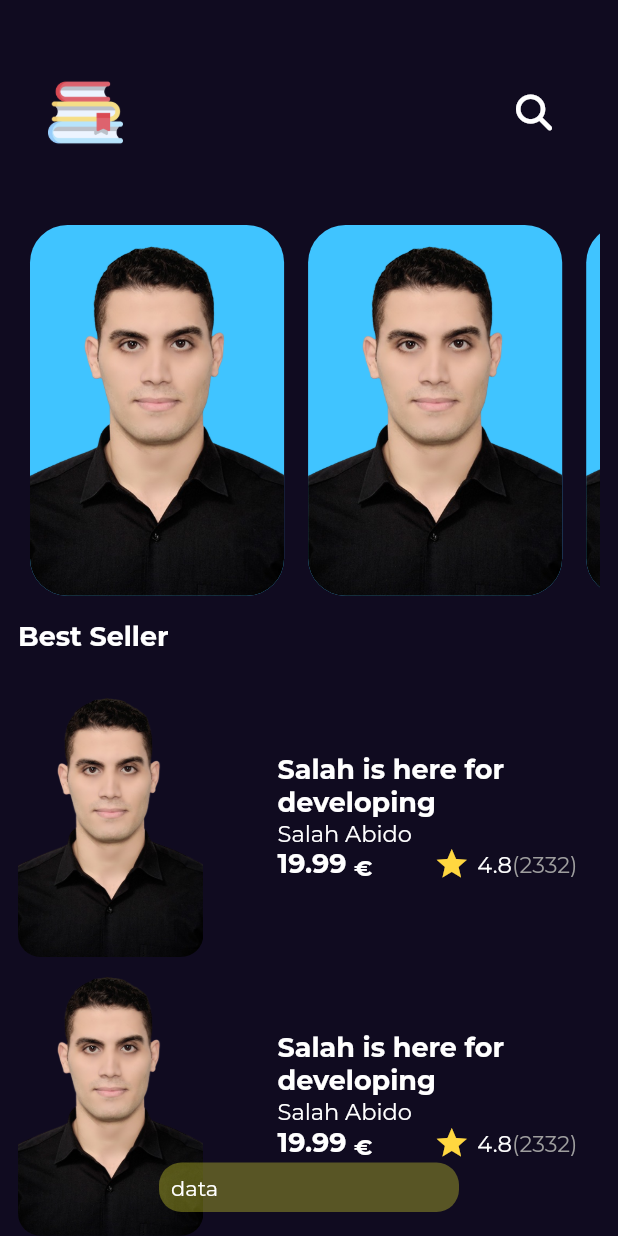
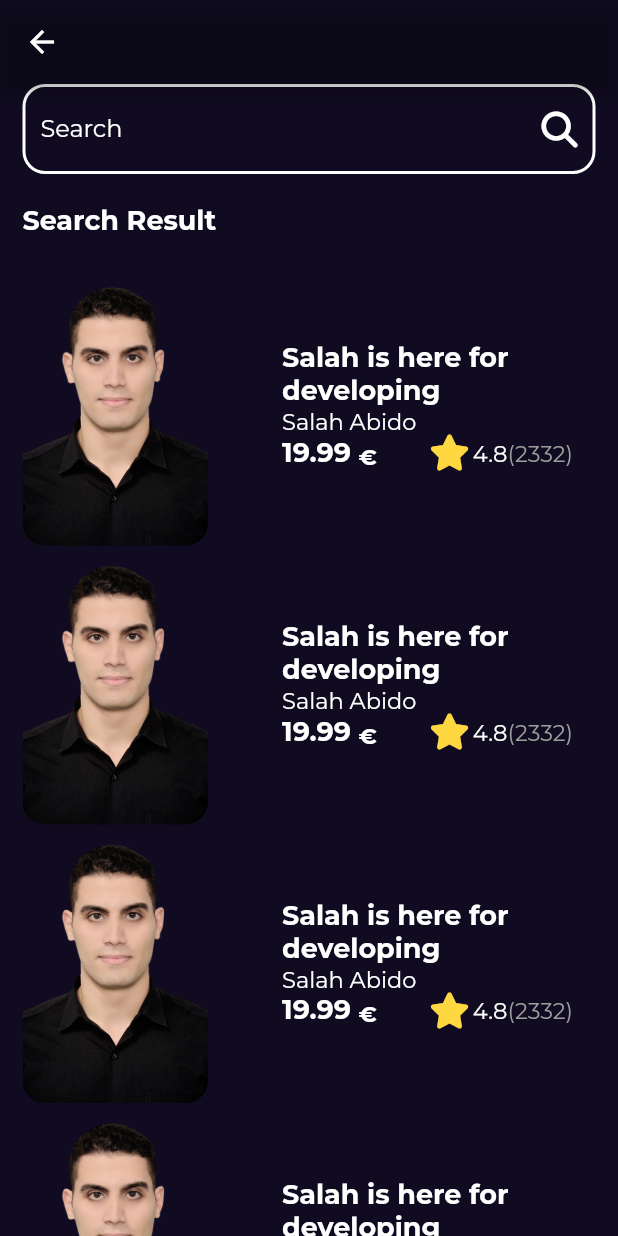
Before and after one commit to SalahAbido/booky-app, a Flutter app: the screen it shows after launch, after a tap on an icon or button, on a phone screen of 412 x 824 dp. Run offline on Flutter 3.47's test engine with Material 2 defaults, Android fonts, the phone set to English and light mode, and no system bars; our stand-ins replace font_awesome_flutter, google_fonts.

Commit message:
finishing all UI Code in the app

```diff
--- a/lib/constant.dart
+++ b/lib/constant.dart
@@ -8,13 +8,9 @@ TextStyle bodyLargeTitle =
 TextStyle bodyMediumTitle =
     const TextStyle(fontSize: 15.0, fontWeight: FontWeight.normal);
 TextStyle bodyRating =
-    const TextStyle(fontWeight: FontWeight.normal,fontSize: 15);
+    const TextStyle(fontWeight: FontWeight.normal, fontSize: 15);
 
 class MedQur {
-  /*static Size size(BuildContext context) {
-    return MediaQuery.of(context).size;
-  }*/
-
   static double getWidth(BuildContext context) {
     return MediaQuery.of(context).size.width;
   }
--- a/lib/feature/howe/presentation/veiws/book_detail_screen.dart
+++ b/lib/feature/howe/presentation/veiws/book_detail_screen.dart
@@ -3,11 +3,11 @@ import 'package:flutter/material.dart';
 
 class BookDetailScreen extends StatelessWidget {
   const BookDetailScreen({Key? key}) : super(key: key);
-
+static const String routeName='/bookDetailScreen';
   @override
   Widget build(BuildContext context) {
     return const Scaffold(
-      body:BookDetailScreenBody() ,
+      body:SafeArea(child: BookDetailScreenBody()) ,
     );
   }
 }
--- /dev/null
+++ b/lib/feature/howe/presentation/veiws/widgets/build _review_bar.dart
@@ -0,0 +1,33 @@
+import 'package:flutter/material.dart';
+import 'package:font_awesome_flutter/font_awesome_flutter.dart';
+
+import '../../../../../constant.dart';
+class ReviewBar extends StatelessWidget {
+  const ReviewBar({Key? key}) : super(key: key);
+
+  @override
+  Widget build(BuildContext context) {
+    return  Row(
+      mainAxisAlignment:MainAxisAlignment.center,
+      children: [
+        const Icon(
+          FontAwesomeIcons.solidStar,
+          color: Colors.amberAccent,
+        ),
+        const SizedBox(
+          width: 5.0,
+        ),
+        Text(
+          '4.8',
+          textAlign: TextAlign.start,
+          style: bodyMediumTitle,
+        ),
+        Text(
+          '(2332)',
+          textAlign: TextAlign.start,
+          style: bodyMediumTitle.copyWith(color: Colors.grey),
+        ),
+      ],
+    );
+  }
+}
--- a/lib/feature/howe/presentation/veiws/widgets/build_app_bar.dart
+++ b/lib/feature/howe/presentation/veiws/widgets/build_app_bar.dart
@@ -1,9 +1,10 @@
 import 'package:booky_app/core/utils/assets_info.dart';
+import 'package:booky_app/feature/search/presentation/views/search_screen.dart';
 import 'package:flutter/material.dart';
 import 'package:font_awesome_flutter/font_awesome_flutter.dart';
 
-class buildAppBar extends StatelessWidget {
-  const buildAppBar({Key? key}) : super(key: key);
+class BuildHomeAppBar extends StatelessWidget {
+  const BuildHomeAppBar({Key? key}) : super(key: key);
 
   @override
   Widget build(BuildContext context) {
@@ -16,9 +17,12 @@ class buildAppBar extends StatelessWidget {
             AssetInfo.logo,
             width: 50.0,
           ),
+          // const Spacer(),
           IconButton(
             icon: const Icon(FontAwesomeIcons.magnifyingGlass),
-            onPressed: () {},
+            onPressed: () {
+              Navigator.pushNamed(context, SearchScreen.routeName);
+            },
           )
         ],
       ),
--- a/lib/feature/howe/presentation/veiws/widgets/build_horizintal_list.dart
+++ b/lib/feature/howe/presentation/veiws/widgets/build_horizintal_list.dart
@@ -2,6 +2,7 @@ import 'package:booky_app/feature/howe/presentation/veiws/widgets/build_horizont
 import 'package:flutter/material.dart';
 
 import '../../../../../constant.dart';
+import '../book_detail_screen.dart';
 
 class HorizontalList extends StatelessWidget {
   const HorizontalList({super.key});
@@ -10,10 +11,15 @@ class HorizontalList extends StatelessWidget {
   Widget build(BuildContext context) {
     return SizedBox(
       // width: MedQur.getHeight(context)*0.95,
-      height: MedQur.getHeight(context)*0.3,
+      height: MedQur.getHeight(context) * 0.3,
       child: ListView.builder(
         scrollDirection: Axis.horizontal,
-        itemBuilder: (context, index) => const HorizontalCard(),
+        itemBuilder: (context, index) => InkWell(
+            borderRadius: BorderRadius.circular(25.0),
+            onTap: () {
+              Navigator.pushNamed(context, BookDetailScreen.routeName);
+            },
+            child: const HorizontalCard()),
         itemCount: 3,
       ),
     );
--- a/lib/feature/howe/presentation/veiws/widgets/build_horizontal_card.dart
+++ b/lib/feature/howe/presentation/veiws/widgets/build_horizontal_card.dart
@@ -1,4 +1,5 @@
 import 'package:booky_app/core/utils/assets_info.dart';
+import 'package:booky_app/feature/howe/presentation/veiws/book_detail_screen.dart';
 import 'package:flutter/material.dart';
 
 class HorizontalCard extends StatelessWidget {
@@ -7,15 +8,20 @@ class HorizontalCard extends StatelessWidget {
   @override
   Widget build(BuildContext context) {
     return AspectRatio(
-      aspectRatio: 3/4,
+      aspectRatio: 2.7 / 4,
       child: Container(
         margin: const EdgeInsets.symmetric(horizontal: 8.0),
         decoration: const BoxDecoration(
-          color: Colors.lightBlueAccent,
+            color: Colors.lightBlueAccent,
             borderRadius: BorderRadius.all(Radius.circular(25.0)),
             image: DecorationImage(
-                fit: BoxFit.cover,
-                image: AssetImage(AssetInfo.testImage))),
+                fit: BoxFit.cover, image: AssetImage(AssetInfo.testImage))),
+        /*child: InkWell(
+          customBorder: RoundedRectangleBorder(
+            borderRadius: BorderRadius.circular(25.0),
+          ),
+          onTap: () {},
+        ),*/
       ),
     );
   }
--- a/lib/feature/howe/presentation/veiws/widgets/build_vertical_card.dart
+++ b/lib/feature/howe/presentation/veiws/widgets/build_vertical_card.dart
@@ -1,6 +1,8 @@
 import 'package:booky_app/constant.dart';
 import 'package:booky_app/core/utils/assets_info.dart';
+import 'package:booky_app/feature/howe/presentation/veiws/widgets/build%20_review_bar.dart';
 import 'package:flutter/material.dart';
+import 'package:font_awesome_flutter/font_awesome_flutter.dart';
 
 class VerticalCard extends StatelessWidget {
   const VerticalCard({Key? key}) : super(key: key);
@@ -58,27 +60,7 @@ class VerticalCard extends StatelessWidget {
                         ),
                       ],
                     ),
-                    Row(
-                      children: [
-                        const Icon(
-                          Icons.star,
-                          color: Colors.amberAccent,
-                        ),
-                        const SizedBox(
-                          width: 5.0,
-                        ),
-                        Text(
-                          '4.8',
-                          textAlign: TextAlign.start,
-                          style: bodyRating,
-                        ),
-                        Text(
-                          '(2332)',
-                          textAlign: TextAlign.start,
-                          style: bodyRating.copyWith(color: Colors.grey),
-                        ),
-                      ],
-                    )
+                    const ReviewBar()
                   ],
                 )
               ],
--- a/lib/feature/howe/presentation/veiws/widgets/home_screen_body.dart
+++ b/lib/feature/howe/presentation/veiws/widgets/home_screen_body.dart
@@ -14,10 +14,9 @@ class HomeScreenBody extends StatelessWidget {
       padding: const EdgeInsets.symmetric(horizontal: 12.0),
       child: SingleChildScrollView(
         child: Column(
-          // mainAxisAlignment: MainAxisAlignment.center,
           crossAxisAlignment: CrossAxisAlignment.start,
           children: [
-            const buildAppBar(),
+            const BuildHomeAppBar(),
             const HorizontalList(),
             SizedBox(
               height: MedQur.getHeight(context) * 0.02,
--- /dev/null
+++ b/lib/feature/search/presentation/views/search_screen.dart
@@ -0,0 +1,18 @@
+import 'package:booky_app/feature/search/presentation/views/widgets/search_screen_body.dart';
+import 'package:flutter/material.dart';
+
+class SearchScreen extends StatelessWidget {
+  const SearchScreen({Key? key}) : super(key: key);
+
+  static const String routeName = '/searchScreen';
+
+  @override
+  Widget build(BuildContext context) {
+    return Scaffold(
+      appBar: AppBar(
+        backgroundColor: Colors.transparent,
+      ),
+      body: const SearchScreenBody(),
+    );
+  }
+}
--- /dev/null
+++ b/lib/feature/search/presentation/views/widgets/result_list_veiw.dart
@@ -0,0 +1,22 @@
+import 'package:flutter/material.dart';
+
+import '../../../../howe/presentation/veiws/widgets/build_vertical_card.dart';
+
+class ResultListView extends StatelessWidget {
+  const ResultListView({Key? key}) : super(key: key);
+
+  @override
+  Widget build(BuildContext context) {
+    return Expanded(
+      child: ListView.builder(
+
+        // clipBehavior: Clip.none,
+        // shrinkWrap: true,
+        // physics: const NeverScrollableScrollPhysics(),
+        padding: EdgeInsets.zero,
+        itemBuilder: (context, index) => const VerticalCard(),
+        itemCount: 5,
+      ),
+    );
+  }
+}
--- /dev/null
+++ b/lib/feature/search/presentation/views/widgets/search_screen_body.dart
@@ -0,0 +1,48 @@
+import 'package:booky_app/constant.dart';
+import 'package:booky_app/feature/search/presentation/views/widgets/result_list_veiw.dart';
+import 'package:flutter/material.dart';
+import 'package:font_awesome_flutter/font_awesome_flutter.dart';
+
+class SearchScreenBody extends StatelessWidget {
+  const SearchScreenBody({Key? key}) : super(key: key);
+
+  @override
+  Widget build(BuildContext context) {
+    return Padding(
+      padding: const EdgeInsets.symmetric(horizontal: 15.0),
+      child: Column(
+        crossAxisAlignment: CrossAxisAlignment.start,
+        children: [
+          TextField(
+            decoration: InputDecoration(
+                enabled: true,
+                suffixIconColor: Colors.white,
+                hintStyle: const TextStyle(color: Colors.white),
+                enabledBorder: OutlineInputBorder(
+                  borderSide: const BorderSide(color: Colors.white, width: 2.0),
+                  borderRadius: BorderRadius.circular(15.0),
+                ),
+                suffixIcon: IconButton(
+                  icon: const Icon(FontAwesomeIcons.magnifyingGlass),
+                  onPressed: () {},
+                ),
+                // contentPadding: EdgeInsets.all(25.0),
+                border: OutlineInputBorder(
+                    borderSide:
+                        const BorderSide(color: Colors.white, width: 2.0),
+                    borderRadius: BorderRadius.circular(15.0)),
+                hintText: 'Search'),
+          ),
+          const SizedBox(
+            height: 20.0,
+          ),
+           Text('Search Result',style: bodyLargeTitle,),
+          const SizedBox(
+            height: 20.0,
+          ),
+          const ResultListView()
+        ],
+      ),
+    );
+  }
+}
--- a/lib/feature/splash/presentation/views/widgets/spalsh_veiw_body.dart
+++ b/lib/feature/splash/presentation/views/widgets/spalsh_veiw_body.dart
@@ -27,11 +27,6 @@ class _SplashBodyState extends State<SplashBody>
     Future.delayed(
       const Duration(seconds: 2),
       () {
-        /*Get.to(
-          () => const HomeScreen(),
-          transition: Transition.fadeIn,
-        );*/
-
         Navigator.pushNamed(context, HomeScreen.routeName);
       },
     );
@@ -60,7 +55,7 @@ class _SplashBodyState extends State<SplashBody>
         mainAxisAlignment: MainAxisAlignment.center,
         crossAxisAlignment: CrossAxisAlignment.center,
         children: [
-          Image.asset(AssetInfo.logo, width: MedQur.getWidth(context)* 0.5),
+          Image.asset(AssetInfo.logo, width: MedQur.getWidth(context) * 0.5),
           SlidingText(slideAnimation: slideAnimation)
         ],
       ),
--- a/lib/main.dart
+++ b/lib/main.dart
@@ -1,8 +1,11 @@
 import 'package:booky_app/constant.dart';
 import 'package:booky_app/feature/howe/presentation/veiws/home_sceen.dart';
+import 'package:booky_app/feature/search/presentation/views/search_screen.dart';
 import 'package:booky_app/feature/splash/presentation/views/splash_view.dart';
 import 'package:flutter/material.dart';
 import 'package:google_fonts/google_fonts.dart';
+
+import 'feature/howe/presentation/veiws/book_detail_screen.dart';
 
 void main() {
   runApp(const MyApp());
@@ -24,6 +27,8 @@ class MyApp extends StatelessWidget {
       routes: {
         '/': (context) => const SplashView(),
         HomeScreen.routeName: (context) => const HomeScreen(),
+        BookDetailScreen.routeName: (context) => const BookDetailScreen(),
+        SearchScreen.routeName: (context) => const SearchScreen(),
       },
     );
   }
```
Also changed, not shown: lib/core/widgets/button.dart (added, +33 -0 lines), lib/feature/howe/presentation/veiws/widgets/book_detail_appbar.dart (added, +28 -0 lines), lib/feature/howe/presentation/veiws/widgets/book_detail_like_section.dart (added, +27 -0 lines), lib/feature/howe/presentation/veiws/widgets/book_detail_screen_body.dart (+33 -1 lines), lib/feature/howe/presentation/veiws/widgets/book_detail_section_info.dart (added, +65 -0 lines), lib/feature/howe/presentation/veiws/widgets/semillar_list.dart (added, +24 -0 lines).
